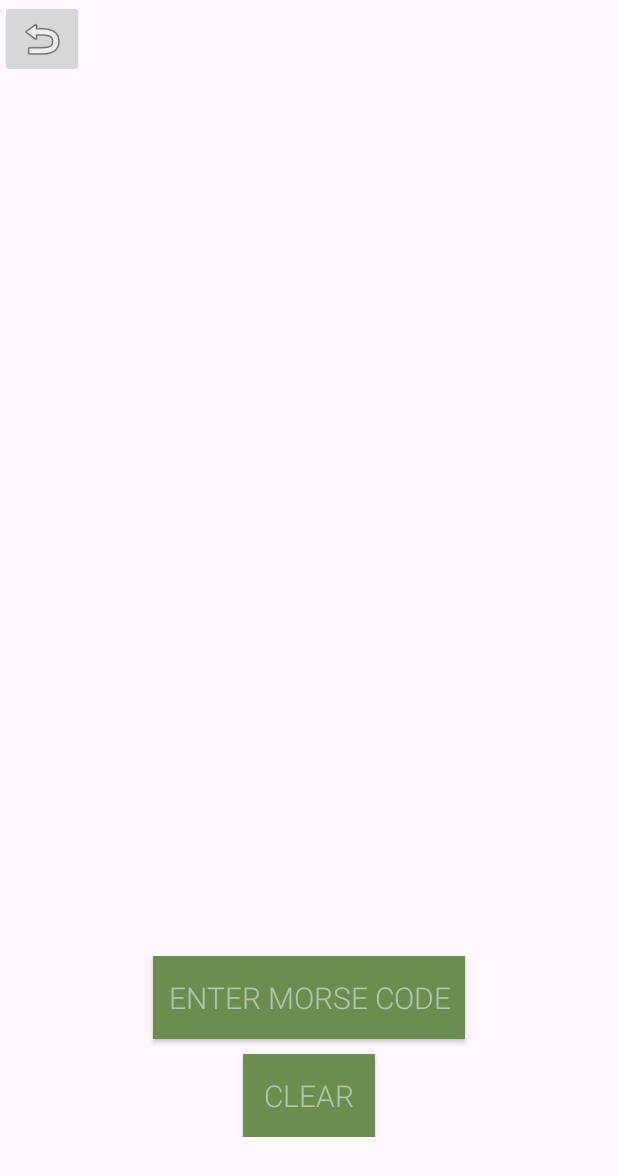
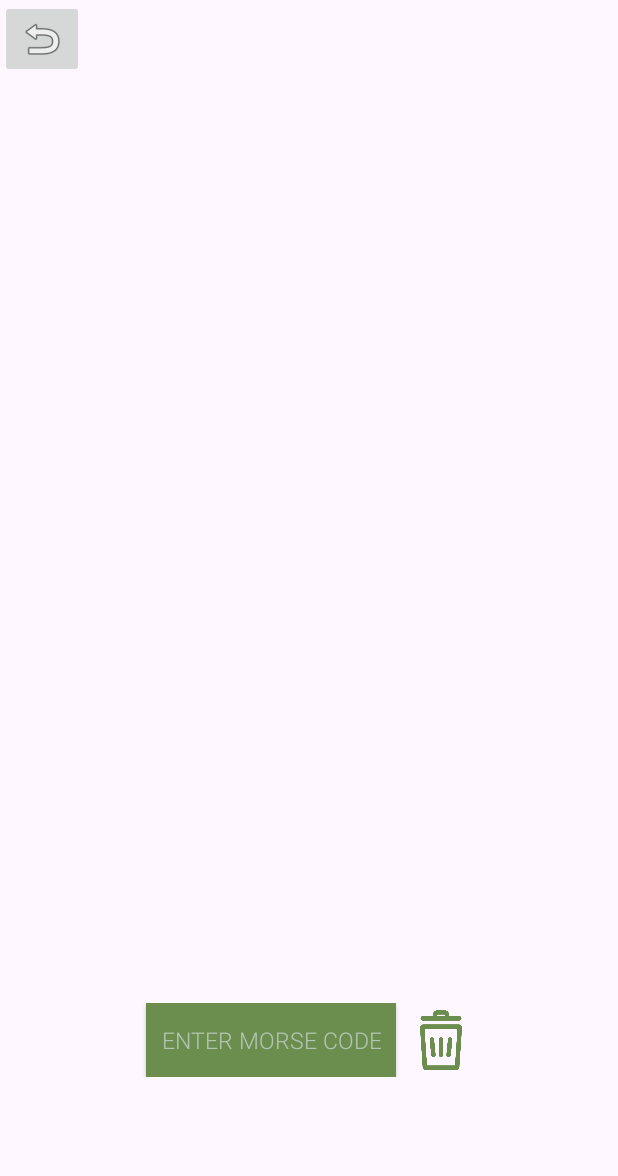
Before and after one commit to nateeno/MorseCodeApp, an Android app: the WriteModeActivity screen opened directly, with no data from a screen before it, on a phone screen of 412 x 824 dp. Shown: the top 1176 px of the screen. Run offline under Robolectric (Android 15) with nearby library versions, the phone set to English and light mode, and no system bars.

Commit message:
icons and stuff

```diff
--- a/app/src/main/java/com/example/a1_morsecodeapp_nathaniel/MainActivity.java
+++ b/app/src/main/java/com/example/a1_morsecodeapp_nathaniel/MainActivity.java
@@ -4,6 +4,7 @@ import android.content.Intent;
 import android.content.SharedPreferences;
 import android.content.res.Configuration;
 import android.content.res.Resources;
+import android.graphics.drawable.Drawable;
 import android.os.Bundle;
 import android.util.DisplayMetrics;
 import android.view.View;
@@ -13,6 +14,7 @@ import android.widget.ImageButton;
 
 
 import androidx.appcompat.app.AppCompatActivity;
+import androidx.core.content.ContextCompat;
 
 import java.util.Locale;
 
@@ -70,6 +72,7 @@ public class MainActivity extends AppCompatActivity {
                 startActivity(intent);
             }
         });
+
     }
 
     private void loadLocale() {
--- a/app/src/main/java/com/example/a1_morsecodeapp_nathaniel/WriteModeActivity.java
+++ b/app/src/main/java/com/example/a1_morsecodeapp_nathaniel/WriteModeActivity.java
@@ -38,8 +38,8 @@ public class WriteModeActivity extends AppCompatActivity {
 
         morseCodeView = findViewById(R.id.morseCodeView);
         translatedTextView = findViewById(R.id.translatedTextView);
-        Button morseButton = findViewById(R.id.morseButton);
-        Button clearButton = findViewById(R.id.clearButton);
+        Button morseButton = findViewById(R.id.btn_input);
+        ImageButton clearButton = findViewById(R.id.btn_clear);
 
         // Home button
         ImageButton homeButton = findViewById(R.id.homeButton);
--- a/app/src/main/res/layout/activity_learn_mode.xml
+++ b/app/src/main/res/layout/activity_learn_mode.xml
@@ -18,10 +18,11 @@
         android:id="@+id/btn_select_level"
         android:layout_width="wrap_content"
         android:layout_height="wrap_content"
-        android:text="Select Level"
+        android:text="@string/select_level"
         style="@style/StyledButton"
         android:layout_centerHorizontal="true"
         android:layout_marginTop="16dp"/>
+
 
     <ScrollView
         android:layout_width="match_parent"
@@ -87,7 +88,7 @@
             android:id="@+id/btn_input"
             android:layout_width="wrap_content"
             android:layout_height="wrap_content"
-            android:text="Enter Morse Code"
+            android:text="@string/enter_morse_code"
             android:layout_marginBottom="10dp"
             style="@style/StyledButton"/>
 
--- a/app/src/main/res/layout/activity_write_mode.xml
+++ b/app/src/main/res/layout/activity_write_mode.xml
@@ -1,5 +1,4 @@
-<RelativeLayout
-    xmlns:android="http://schemas.android.com/apk/res/android"
+<RelativeLayout xmlns:android="http://schemas.android.com/apk/res/android"
     xmlns:app="http://schemas.android.com/apk/res-auto"
     xmlns:tools="http://schemas.android.com/tools"
     android:id="@+id/main"
@@ -20,7 +19,8 @@
         android:layout_width="wrap_content"
         android:layout_height="wrap_content"
         android:layout_centerInParent="true"
-        android:text="" />
+        android:text=""
+        android:textSize="24sp" />
 
     <TextView
         android:id="@+id/translatedTextView"
@@ -28,32 +28,32 @@
         android:layout_height="wrap_content"
         android:layout_below="@+id/morseCodeView"
         android:layout_centerHorizontal="true"
-        android:text="" />
+        android:text=""
+        android:textSize="24sp" />
 
     <LinearLayout
         android:layout_width="match_parent"
         android:layout_height="wrap_content"
         android:layout_alignParentBottom="true"
-        android:layout_marginBottom="50dp"
+        android:layout_marginBottom="90dp"
         android:gravity="center"
-        android:orientation="vertical"
+        android:orientation="horizontal"
         android:padding="16dp">
 
         <Button
-            android:id="@+id/morseButton"
+            android:id="@+id/btn_input"
             android:layout_width="wrap_content"
             android:layout_height="wrap_content"
-            android:text="@string/enter_morse"
-            style="@style/StyledButton"
-            android:layout_marginBottom="10dp"/>
-
-        <Button
-            android:id="@+id/clearButton"
-            android:layout_width="wrap_content"
-            android:layout_height="wrap_content"
-            android:text="@string/clear"
+            android:text="@string/enter_morse_code"
             style="@style/StyledButton"/>
 
+        <ImageButton
+            android:id="@+id/btn_clear"
+            android:layout_width="40dp"
+            android:layout_height="40dp"
+            android:src="@drawable/icon_trash"
+            android:scaleType="fitCenter"
+            android:layout_marginLeft="10dp"
+            android:background="?android:attr/selectableItemBackground"/>
     </LinearLayout>
-
 </RelativeLayout>
--- a/app/src/main/res/values/styles.xml
+++ b/app/src/main/res/values/styles.xml
@@ -5,7 +5,7 @@
         <item name="android:textColor">@color/secondaryColor</item>
         <item name="android:background">@color/mainColor</item>
         <item name="android:padding">10dp</item>
-        <item name="android:textSize">20sp</item>
+        <item name="android:textSize">15sp</item>
         <item name="android:fontFamily">sans-serif-light</item>
     </style>
 
```
Also changed, not shown: app/src/main/res/layout/activity_main.xml (+16 -3 lines), app/src/main/res/layout/activity_settings.xml (+15 -4 lines), app/src/main/res/values/strings.xml (+9 -1 lines), app/src/main/res/drawable/icon_brain.png (added), app/src/main/res/drawable/icon_home.png (deleted), app/src/main/res/drawable/icon_trash.png (added), app/src/main/res/drawable/icon_write.png (added), 1 other file.
